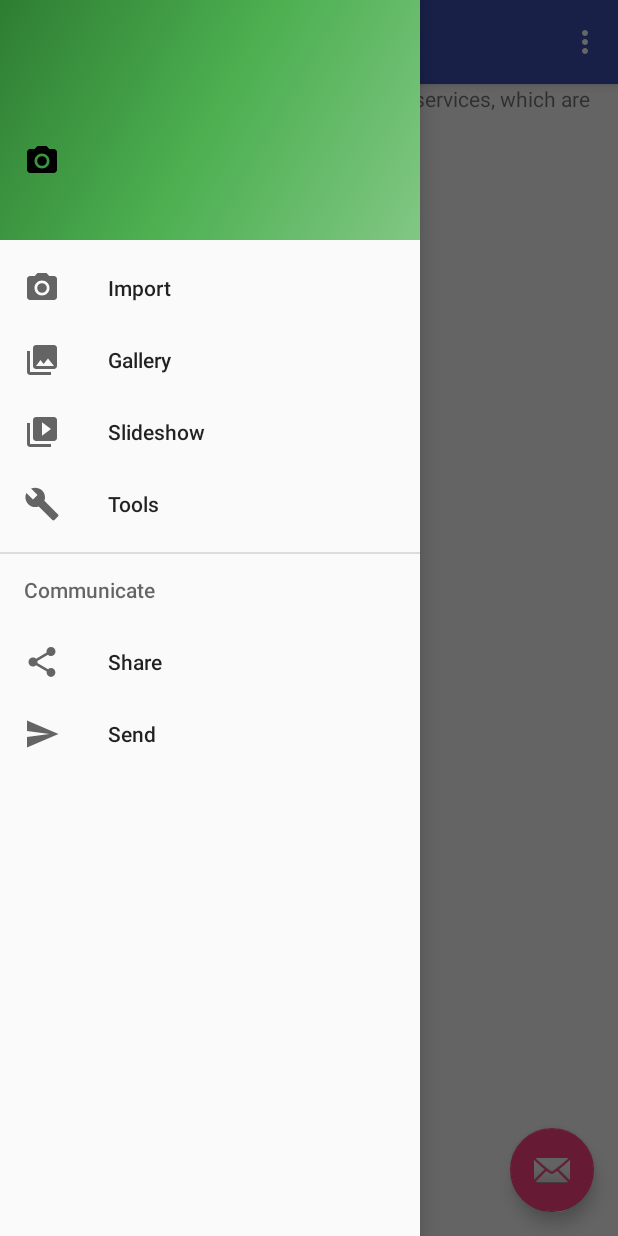
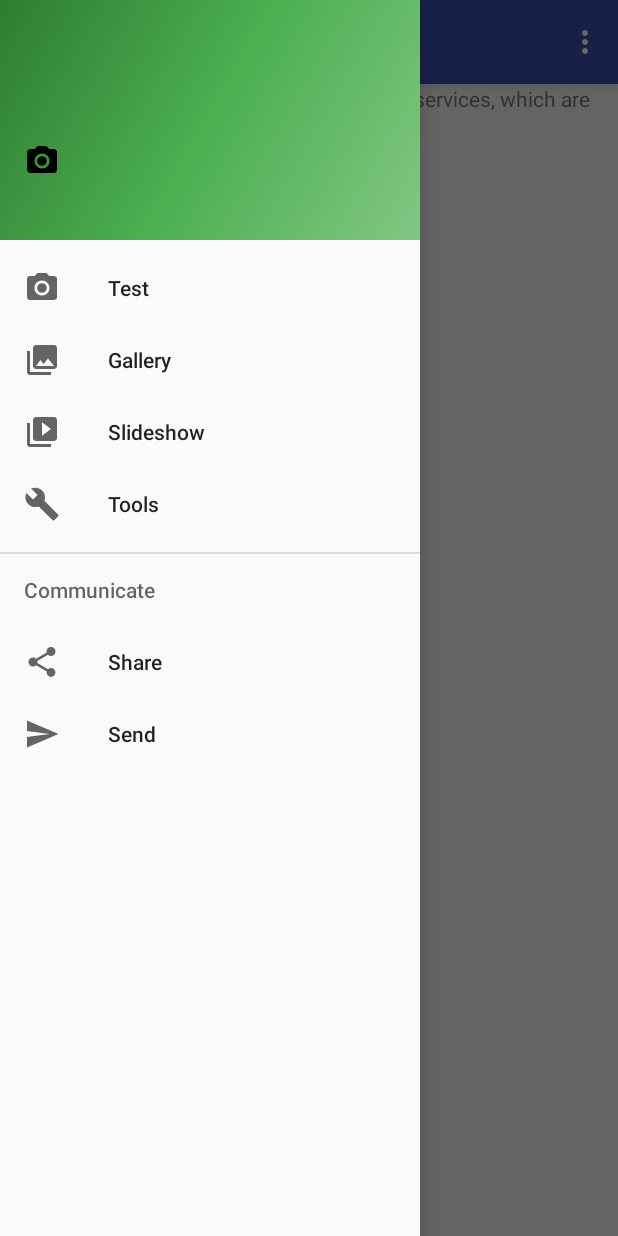
Before and after one commit to Kimjchi/onepointman, an Android app: the NavDrawer screen opened directly, with no data from a screen before it, with the side drawer open, on a phone screen of 412 x 824 dp. Run offline under Robolectric (Android 15) with nearby library versions, the phone set to English and light mode, and no system bars; our stand-ins replace CircleImageView, Picasso; pictures from the network do not load.

Commit message:
Refactor & remove useless things

```diff
--- a/AndroidClient/app/src/main/java/com/example/yannick/androidclient/NavDrawer.java
+++ b/AndroidClient/app/src/main/java/com/example/yannick/androidclient/NavDrawer.java
@@ -1,10 +1,7 @@
 package com.example.yannick.androidclient;
 
 import android.app.FragmentManager;
-import android.graphics.Bitmap;
 import android.os.Bundle;
-import android.support.design.widget.FloatingActionButton;
-import android.support.design.widget.Snackbar;
 import android.view.View;
 import android.support.design.widget.NavigationView;
 import android.support.v4.view.GravityCompat;
@@ -19,26 +16,16 @@ import android.widget.TextView;
 
 import com.squareup.picasso.Picasso;
 
-import org.w3c.dom.Text;
-
 public class NavDrawer extends AppCompatActivity
         implements NavigationView.OnNavigationItemSelectedListener {
 
     @Override
     protected void onCreate(Bundle savedInstanceState) {
         super.onCreate(savedInstanceState);
+        setTitle("OnePointMan");
         setContentView(R.layout.activity_nav_drawer);
         Toolbar toolbar = (Toolbar) findViewById(R.id.toolbar);
         setSupportActionBar(toolbar);
-
-        FloatingActionButton fab = (FloatingActionButton) findViewById(R.id.fab);
-        fab.setOnClickListener(new View.OnClickListener() {
-            @Override
-            public void onClick(View view) {
-                Snackbar.make(view, "Replace with your own action", Snackbar.LENGTH_LONG)
-                        .setAction("Action", null).show();
-            }
-        });
 
         DrawerLayout drawer = (DrawerLayout) findViewById(R.id.drawer_layout);
         ActionBarDrawerToggle toggle = new ActionBarDrawerToggle(
@@ -77,7 +64,7 @@ public class NavDrawer extends AppCompatActivity
     @Override
     public boolean onCreateOptionsMenu(Menu menu) {
         // Inflate the menu; this adds items to the action bar if it is present.
-        getMenuInflater().inflate(R.menu.nav_drawer, menu);
+        getMenuInflater().inflate(R.menu.menu_settings, menu);
         return true;
     }
 
--- a/AndroidClient/app/src/main/res/layout/activity_nav_drawer.xml
+++ b/AndroidClient/app/src/main/res/layout/activity_nav_drawer.xml
@@ -1,5 +1,6 @@
 <?xml version="1.0" encoding="utf-8"?>
-<android.support.v4.widget.DrawerLayout xmlns:android="http://schemas.android.com/apk/res/android"
+<android.support.v4.widget.DrawerLayout
+    xmlns:android="http://schemas.android.com/apk/res/android"
     xmlns:app="http://schemas.android.com/apk/res-auto"
     xmlns:tools="http://schemas.android.com/tools"
     android:id="@+id/drawer_layout"
@@ -20,6 +21,6 @@
         android:layout_gravity="start"
         android:fitsSystemWindows="true"
         app:headerLayout="@layout/nav_header_nav_drawer"
-        app:menu="@menu/activity_nav_drawer2_drawer" />
+        app:menu="@menu/menu_nav_drawer" />
 
 </android.support.v4.widget.DrawerLayout>
--- a/AndroidClient/app/src/main/res/layout/app_bar_nav_drawer.xml
+++ b/AndroidClient/app/src/main/res/layout/app_bar_nav_drawer.xml
@@ -1,5 +1,6 @@
 <?xml version="1.0" encoding="utf-8"?>
-<android.support.design.widget.CoordinatorLayout xmlns:android="http://schemas.android.com/apk/res/android"
+<android.support.design.widget.CoordinatorLayout
+    xmlns:android="http://schemas.android.com/apk/res/android"
     xmlns:app="http://schemas.android.com/apk/res-auto"
     xmlns:tools="http://schemas.android.com/tools"
     android:layout_width="match_parent"
@@ -22,12 +23,4 @@
 
     <include layout="@layout/content_nav_drawer" />
 
-    <android.support.design.widget.FloatingActionButton
-        android:id="@+id/fab"
-        android:layout_width="wrap_content"
-        android:layout_height="wrap_content"
-        android:layout_gravity="bottom|end"
-        android:layout_margin="@dimen/fab_margin"
-        app:srcCompat="@android:drawable/ic_dialog_email" />
-
 </android.support.design.widget.CoordinatorLayout>
--- a/AndroidClient/app/src/main/res/layout/content_nav_drawer.xml
+++ b/AndroidClient/app/src/main/res/layout/content_nav_drawer.xml
@@ -11,7 +11,9 @@
     <FrameLayout
         android:id="@+id/content_frame"
         android:layout_width="match_parent"
-        android:layout_height="match_parent">
+        android:layout_height="match_parent"
+        tools:layout_editor_absoluteY="8dp"
+        tools:layout_editor_absoluteX="8dp">
 
     </FrameLayout>
 
--- a/AndroidClient/app/src/main/res/layout/nav_header_nav_drawer.xml
+++ b/AndroidClient/app/src/main/res/layout/nav_header_nav_drawer.xml
@@ -1,5 +1,6 @@
 <?xml version="1.0" encoding="utf-8"?>
-<LinearLayout xmlns:android="http://schemas.android.com/apk/res/android"
+<LinearLayout
+    xmlns:android="http://schemas.android.com/apk/res/android"
     xmlns:app="http://schemas.android.com/apk/res-auto"
     android:layout_width="match_parent"
     android:layout_height="@dimen/nav_header_height"
--- a/AndroidClient/app/src/main/res/menu/activity_nav_drawer2_drawer.xml
+++ b/AndroidClient/app/src/main/res/menu/menu_nav_drawer.xml
@@ -5,7 +5,7 @@
         <item
             android:id="@+id/nav_camera"
             android:icon="@drawable/ic_menu_camera"
-            android:title="Import" />
+            android:title="Test" />
         <item
             android:id="@+id/nav_gallery"
             android:icon="@drawable/ic_menu_gallery"
```
Also changed, not shown: AndroidClient/app/src/main/res/menu/menu_settings.xml (renamed from AndroidClient/app/src/main/res/menu/nav_drawer.xml).
